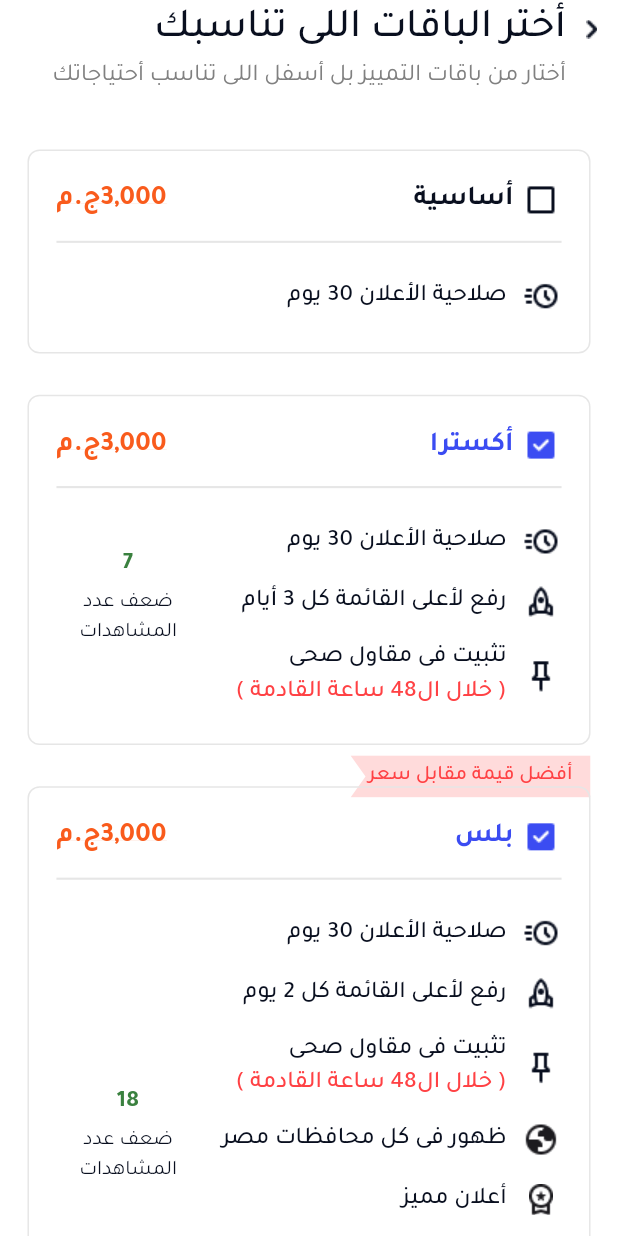
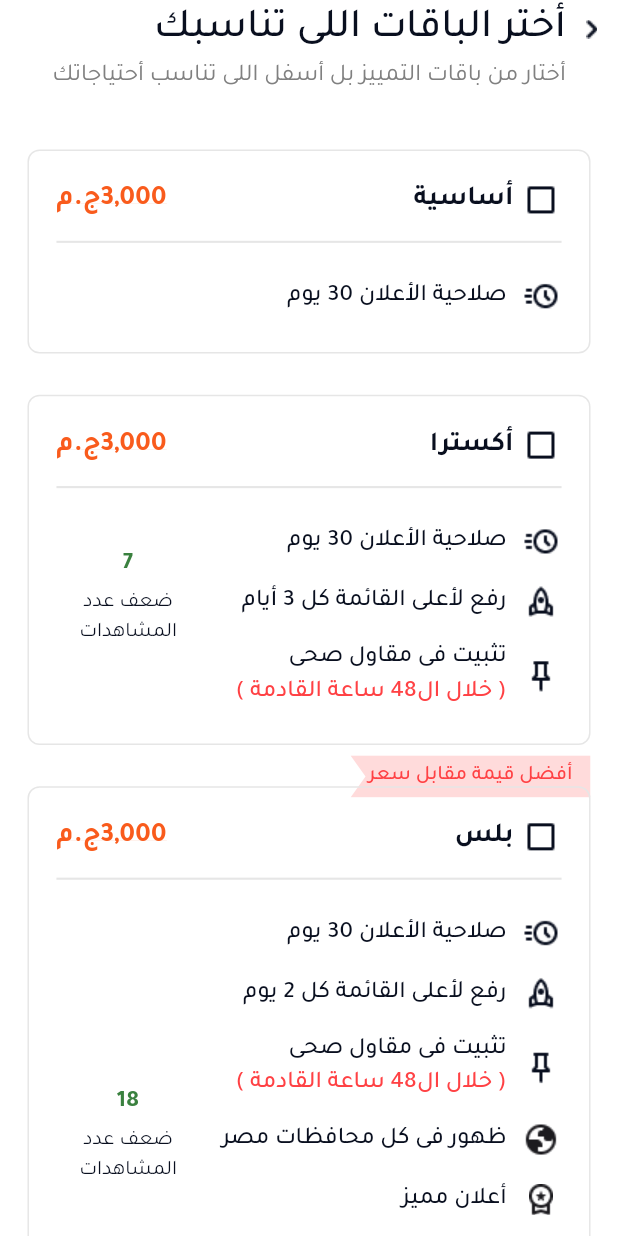
Before and after one commit to AhmedKhedr1/Otex_App, a Flutter app: the Profileview screen opened by its route, on a phone screen of 412 x 824 dp. Run offline on Flutter 3.47's test engine with Material 3 defaults, Android fonts, the light colour scheme and no system bars; our stand-ins replace flutter_screenutil, go_router.

Commit message:
Refactor PlanCard to use StatefulWidget for selection handling; update PlansSection to remove isSelected property from PlanModel; adjust SliverSpacer height in HomeViewBody

```diff
--- a/lib/Features/Home/presentation/Views/Widgets/Home_View_Body.dart
+++ b/lib/Features/Home/presentation/Views/Widgets/Home_View_Body.dart
@@ -47,7 +47,7 @@ class HomeViewBody extends StatelessWidget {
               ),
             ),
           ),
-          SliverSpacer(height: 2),
+          SliverSpacer(height: 20),
         ],
       ),
     );
--- a/lib/Features/Profile/Presentation/Views/Widgets/Plan_Card.dart
+++ b/lib/Features/Profile/Presentation/Views/Widgets/Plan_Card.dart
@@ -9,24 +9,39 @@ import 'package:otex_app/Features/Profile/Presentation/Views/Widgets/PriceTagBan
 import 'package:otex_app/Features/Profile/Presentation/Views/Widgets/ViewsBoostCard%20.dart';
 import 'package:otex_app/Features/Profile/data/models/PlanModel%20.dart';
 
-class PlanCard extends StatelessWidget {
+class PlanCard extends StatefulWidget {
   PlanCard({super.key, required this.planModel});
   final PlanModel planModel;
+
+  @override
+  State<PlanCard> createState() => _PlanCardState();
+}
+
+class _PlanCardState extends State<PlanCard> {
+  bool isSelected = false;
+  void toggleSelection() {
+    setState(() {
+      isSelected = !isSelected;
+    });
+  }
+
   @override
   Widget build(BuildContext context) {
     return Stack(
       clipBehavior: Clip.none,
       children: [
-        planModel.isRecommended
+        widget.planModel.isRecommended
             ? Positioned(
                 top: -18.r,
                 right: 16.r,
                 child: PriceTagBanner(
-                  text: planModel.Recommendedlabel.toString(),
+                  text: widget.planModel.Recommendedlabel.toString(),
                 ),
               )
             : SizedBox(),
-        Container(
+        GestureDetector(
+          onTap: toggleSelection,
+          child: Container(
             padding: EdgeInsets.symmetric(horizontal: 16, vertical: 16).r,
             margin: EdgeInsets.symmetric(horizontal: 16).r,
             decoration: BoxDecoration(
@@ -39,24 +54,22 @@ class PlanCard extends StatelessWidget {
                 Row(
                   children: [
                     Image.asset(
-                    planModel.isSelected!
-                        ? Assets.Checbkox
-                        : Assets.Bounding_box,
+                      isSelected ? Assets.Checbkox : Assets.Bounding_box,
                       height: 24.h,
                       width: 24.w,
                     ),
                     SizedBox(width: 4.w),
                     Text(
-                    planModel.title,
+                      widget.planModel.title,
                       style: TextStyless.tajawalBold16.copyWith(
-                      color: planModel.isSelected!
+                        color: isSelected
                             ? Color(0xff3B4CF2)
                             : AppColors.kTextPrimary,
                       ),
                     ),
                     Spacer(),
                     Text(
-                    planModel.price,
+                      widget.planModel.price,
                       style: TextStyless.tajawalBold16.copyWith(
                         color: Color(0xffF95B1C),
                         decoration: TextDecoration.underline,
@@ -71,13 +84,16 @@ class PlanCard extends StatelessWidget {
                 SizedBox(height: 12.h),
                 Row(
                   children: [
-                  FeatureListView(featureList: planModel.features),
-                  planModel.numOfViews == null
+                    FeatureListView(featureList: widget.planModel.features),
+                    widget.planModel.numOfViews == null
                         ? SizedBox.shrink()
-                      : ViewsBoostCard(number: planModel.numOfViews.toString()),
+                        : ViewsBoostCard(
+                            number: widget.planModel.numOfViews.toString(),
+                          ),
                   ],
                 ),
               ],
+            ),
           ),
         ),
       ],
--- a/lib/Features/Profile/Presentation/Views/Widgets/Plans_Section.dart
+++ b/lib/Features/Profile/Presentation/Views/Widgets/Plans_Section.dart
@@ -15,7 +15,6 @@ class PlansSection extends StatelessWidget {
         FeatureModel(icon: Assets.acute, text: 'صلاحية الأعلان 30 يوم'),
       ],
       isRecommended: false,
-      isSelected: false,
     ),
     PlanModel(
       title: 'أكسترا',
@@ -30,7 +29,6 @@ class PlansSection extends StatelessWidget {
         ),
       ],
       isRecommended: false,
-      isSelected: true,
       numOfViews: 7,
     ),
     PlanModel(
@@ -55,7 +53,6 @@ class PlansSection extends StatelessWidget {
       ],
       isRecommended: true,
       Recommendedlabel: 'أفضل قيمة مقابل سعر',
-      isSelected: true,
       numOfViews: 18,
     ),
     PlanModel(
@@ -80,7 +77,6 @@ class PlansSection extends StatelessWidget {
       ],
       isRecommended: true,
       Recommendedlabel: 'أعلى مشاهدات',
-      isSelected: false,
       numOfViews: 24,
     ),
   ];
--- a/lib/Features/Profile/data/models/PlanModel .dart
+++ b/lib/Features/Profile/data/models/PlanModel .dart
@@ -4,7 +4,6 @@ class PlanModel {
   final String title, price;
   final List<FeatureModel> features;
   final bool isRecommended;
-  final bool isSelected;
   final int? numOfViews;
   final String? Recommendedlabel;
 
@@ -14,7 +13,6 @@ class PlanModel {
     required this.price,
     required this.features,
     required this.isRecommended,
-    required this.isSelected,
      this.numOfViews,
      this.Recommendedlabel
   });
```
Lines whose indentation alone changed are shown as unchanged.
